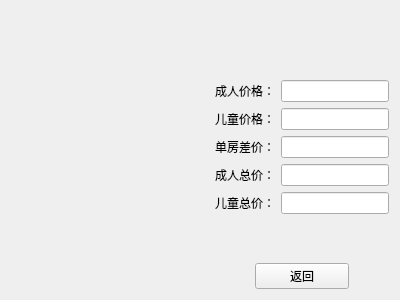
The window that priceeditor.ui (ronnyluo/smart) describes before a commit, drawn with Qt 5.
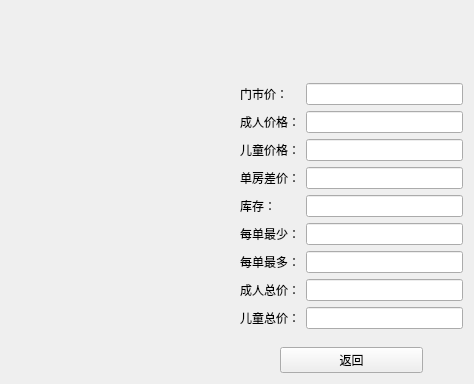
The same window after the commit. Custom widgets are drawn as their Qt base class.

Commit message: 添加门市价，库存，每单最小，最大值

The edit to the form file:
```diff
--- a/priceeditor.ui
+++ b/priceeditor.ui
@@ -9,8 +9,8 @@
    <rect>
     <x>0</x>
     <y>0</y>
-    <width>400</width>
-    <height>300</height>
+    <width>474</width>
+    <height>384</height>
    </rect>
   </property>
   <property name="windowTitle">
@@ -33,18 +33,28 @@
    <item>
     <layout class="QVBoxLayout" name="verticalLayout">
      <property name="topMargin">
-      <number>69</number>
+      <number>72</number>
      </property>
      <item>
       <layout class="QGridLayout" name="gridLayout">
        <item row="0" column="0">
+        <widget class="QLabel" name="label_RetailPrice">
+         <property name="text">
+          <string>门市价：</string>
+         </property>
+        </widget>
+       </item>
+       <item row="0" column="1">
+        <widget class="QLineEdit" name="lineEdit_RetailPrice"/>
+       </item>
+       <item row="1" column="0">
         <widget class="QLabel" name="label">
          <property name="text">
           <string>成人价格：</string>
          </property>
         </widget>
        </item>
-       <item row="0" column="1">
+       <item row="1" column="1">
         <widget class="QLineEdit" name="lineEdit_AdultPrice">
          <property name="enabled">
           <bool>true</bool>
@@ -57,14 +67,14 @@
          </property>
         </widget>
        </item>
-       <item row="1" column="0">
+       <item row="2" column="0">
         <widget class="QLabel" name="label_2">
          <property name="text">
           <string>儿童价格：</string>
          </property>
         </widget>
        </item>
-       <item row="1" column="1">
+       <item row="2" column="1">
         <widget class="QLineEdit" name="lineEdit_ChildPrice">
          <property name="sizePolicy">
           <sizepolicy hsizetype="Preferred" vsizetype="Fixed">
@@ -74,14 +84,14 @@
          </property>
         </widget>
        </item>
-       <item row="2" column="0">
+       <item row="3" column="0">
         <widget class="QLabel" name="label_SingleRoom">
          <property name="text">
           <string>单房差价：</string>
          </property>
         </widget>
        </item>
-       <item row="2" column="1">
+       <item row="3" column="1">
         <widget class="QLineEdit" name="lineEdit_SingleRoom">
          <property name="sizePolicy">
           <sizepolicy hsizetype="Preferred" vsizetype="Fixed">
@@ -91,14 +101,44 @@
          </property>
         </widget>
        </item>
-       <item row="3" column="0">
+       <item row="4" column="0">
+        <widget class="QLabel" name="label_Stock">
+         <property name="text">
+          <string>库存：</string>
+         </property>
+        </widget>
+       </item>
+       <item row="4" column="1">
+        <widget class="QLineEdit" name="lineEdit_Stock"/>
+       </item>
+       <item row="5" column="0">
+        <widget class="QLabel" name="label_MinPerOrder">
+         <property name="text">
+          <string>每单最少：</string>
+         </property>
+        </widget>
+       </item>
+       <item row="5" column="1">
+        <widget class="QLineEdit" name="lineEdit_MinPerOrder"/>
+       </item>
+       <item row="6" column="0">
+        <widget class="QLabel" name="label_MaxPerOrder">
+         <property name="text">
+          <string>每单最多：</string>
+         </property>
+        </widget>
+       </item>
+       <item row="6" column="1">
+        <widget class="QLineEdit" name="lineEdit_MaxPerOrder"/>
+       </item>
+       <item row="7" column="0">
         <widget class="QLabel" name="label_AdultTotal">
          <property name="text">
           <string>成人总价：</string>
          </property>
         </widget>
        </item>
-       <item row="3" column="1">
+       <item row="7" column="1">
         <widget class="QLineEdit" name="lineEdit_AdultTotal">
          <property name="sizePolicy">
           <sizepolicy hsizetype="Preferred" vsizetype="Fixed">
@@ -108,14 +148,14 @@
          </property>
         </widget>
        </item>
-       <item row="4" column="0">
+       <item row="8" column="0">
         <widget class="QLabel" name="label_ChildTotal">
          <property name="text">
           <string>儿童总价：</string>
          </property>
         </widget>
        </item>
-       <item row="4" column="1">
+       <item row="8" column="1">
         <widget class="QLineEdit" name="lineEdit_ChildTotal">
          <property name="sizePolicy">
           <sizepolicy hsizetype="Preferred" vsizetype="Fixed">
```
The commit also changes 6 other files.
